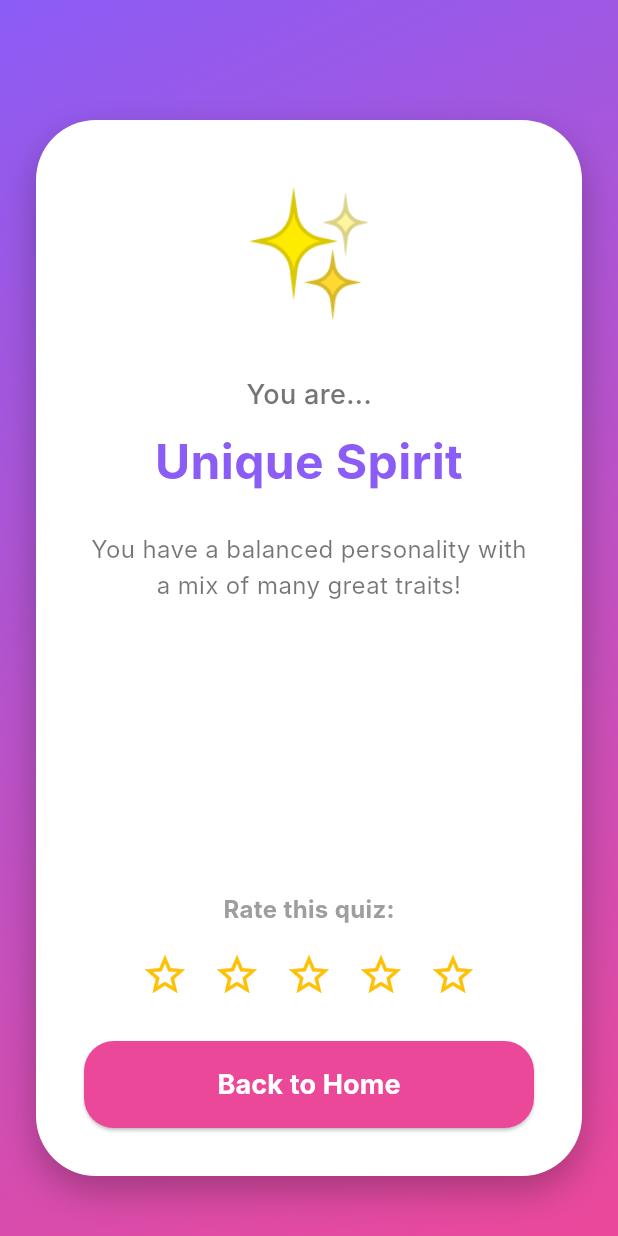
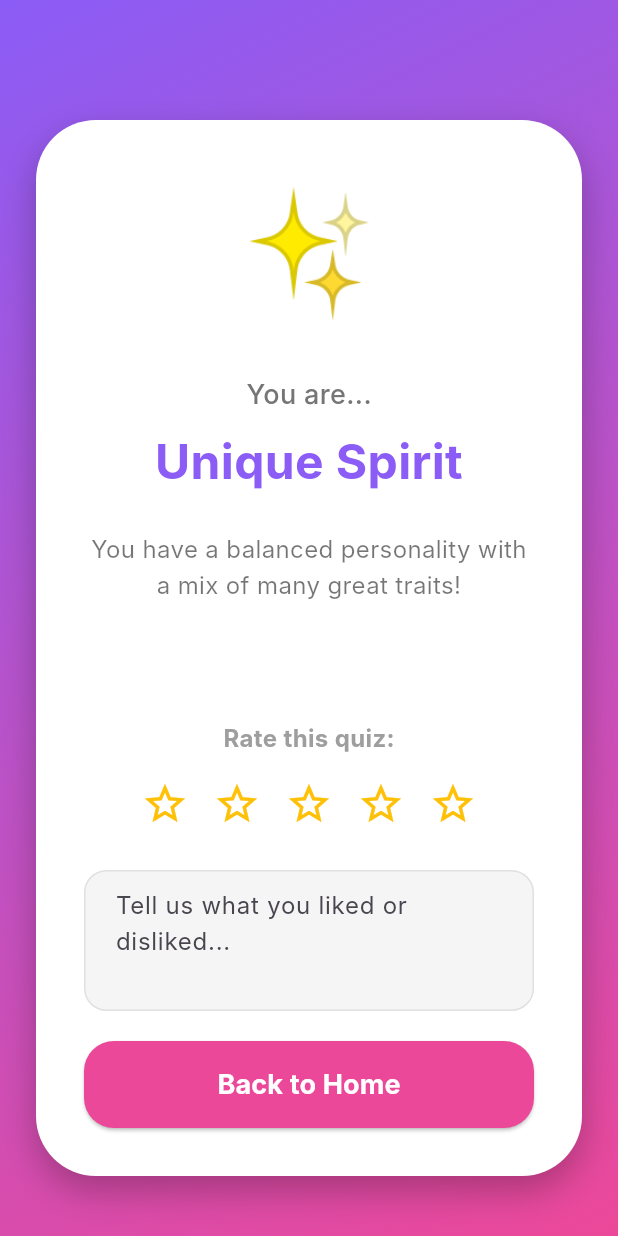
Before and after one commit to Basmalamoustafa/Quizzy, a Flutter app: the ResultScreen screen opened directly with empty values, on a phone screen of 412 x 824 dp. Run offline on Flutter 3.47's test engine with Material 3 defaults, Android fonts, the light colour scheme and no system bars; our stand-ins replace font_awesome_flutter, image_picker, sqflite; accounts and stored records are empty; Roboto replaces fonts that are missing (Inter).

Commit message:
feat: allow user to give a text review on the quiz

```diff
--- a/lib/screens/results_screen.dart
+++ b/lib/screens/results_screen.dart
@@ -17,6 +17,13 @@ class ResultScreen extends StatefulWidget {
 
 class _ResultScreenState extends State<ResultScreen> {
   int _userRating = 0;
+  final TextEditingController _feedbackController = TextEditingController();
+
+  @override
+  void dispose() {
+    _feedbackController.dispose();
+    super.dispose();
+  }
 
   @override
   Widget build(BuildContext context) {
@@ -104,6 +111,26 @@ class _ResultScreenState extends State<ResultScreen> {
                     ),
                     const SizedBox(height: 8),
                     _buildRatingStars(),
+                    const SizedBox(height: 20),
+
+                    Container(
+                      padding: const EdgeInsets.symmetric(horizontal: 10),
+                      decoration: BoxDecoration(
+                        color: Colors.grey[100],
+                        borderRadius: BorderRadius.circular(15),
+                        border: Border.all(color: Colors.grey[300]!),
+                      ),
+                      child: TextField(
+                        controller: _feedbackController,
+                        maxLines: 3,
+                        decoration: const InputDecoration(
+                          hintText: "Tell us what you liked or disliked...",
+                          border: InputBorder.none,
+                          contentPadding: EdgeInsets.all(10),
+                        ),
+                      ),
+                    ),
+
                     const SizedBox(height: 20),
 
                     SizedBox(
```
